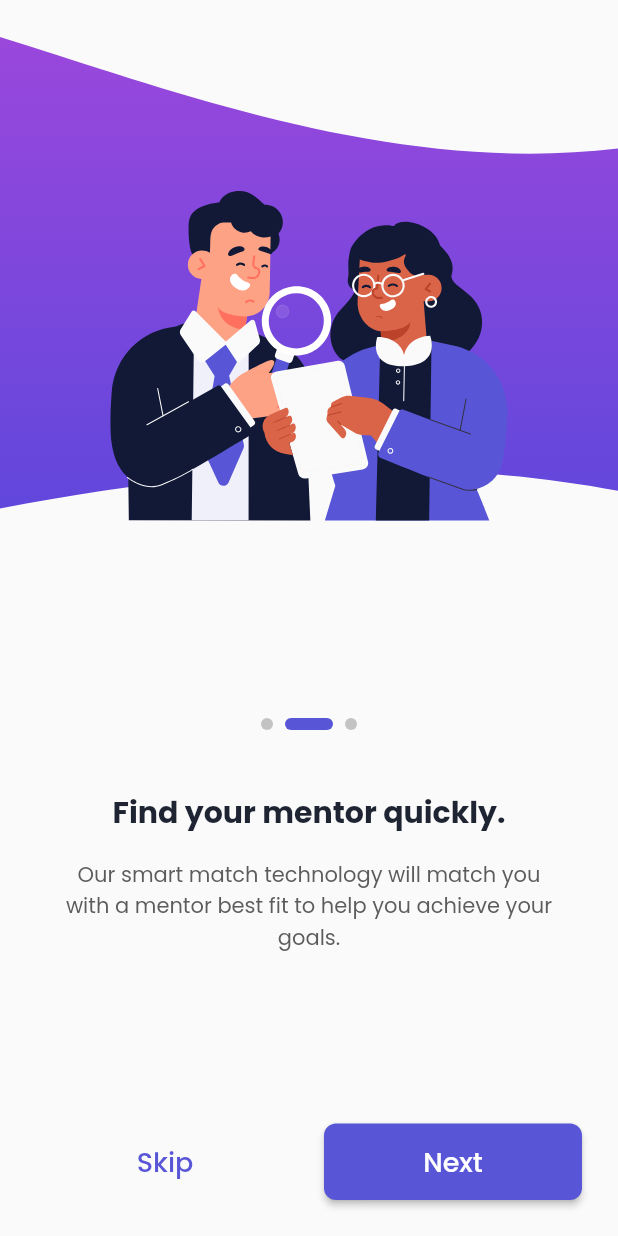
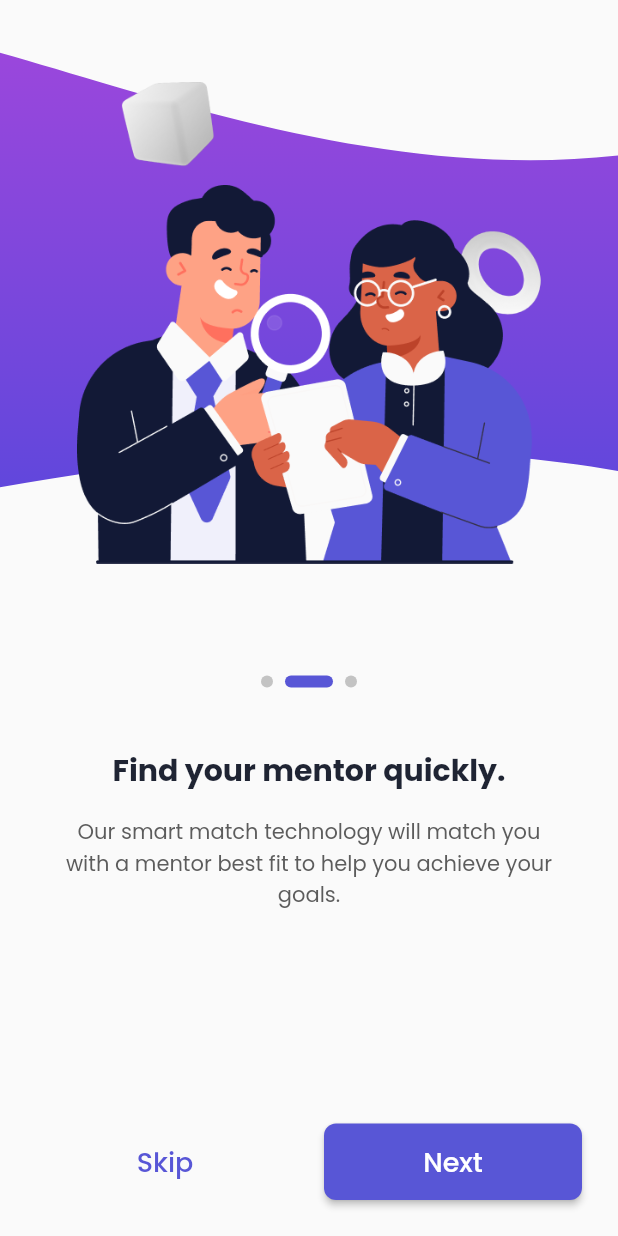
Before and after one commit to rasitayaz/mentorgem, a Flutter app: the screen it shows after launch, swiped to page 2, on a phone screen of 412 x 824 dp. Run offline on Flutter 3.47's test engine with Material 2 defaults, Android fonts, the phone set to English and light mode, and no system bars; our stand-ins replace flutter_svg, font_awesome_flutter, google_fonts.

Commit message:
Complete onboarding page

```diff
--- a/lib/pages/onboarding_page.dart
+++ b/lib/pages/onboarding_page.dart
@@ -52,64 +52,45 @@ class _OnboardingPageState extends State<OnboardingPage> {
                     title: 'Join MentorGem with one click.',
                     description:
                         'Joining MentorGem is easy. Join with Linkedin for the most optimal experience. Other login options are available.',
-                    artwork: Stack(
-                      children: [
-                        Align(
-                          alignment: Alignment.centerRight,
+                    background: Padding(
+                      padding: const EdgeInsets.only(left: 32, top: 16),
                       child: SvgPicture.asset(
                         'assets/images/background-1.svg',
+                        fit: BoxFit.fill,
                       ),
                     ),
-                        Center(
-                          child: Image.asset(
-                            'assets/images/onboarding-1.png',
-                          ),
-                        ),
-                      ],
-                    ),
+                    artwork: Image.asset('assets/images/onboarding-1.png'),
                   ),
                   _buildOnboardingStep(
                     title: 'Find your mentor quickly.',
                     description:
                         'Our smart match technology will match you with a mentor best fit to help you achieve your goals.',
-                    artwork: Stack(
-                      children: [
-                        Positioned.fill(
-                          child: Transform.scale(
-                            scaleY: 0.984,
+                    background: Padding(
+                      padding: const EdgeInsets.only(top: 16),
                       child: SvgPicture.asset(
                         'assets/images/background-2.svg',
                         fit: BoxFit.fill,
                       ),
                     ),
-                        ),
-                        Center(
-                          child: SvgPicture.asset(
-                            'assets/images/onboarding-2.svg',
-                          ),
-                        ),
-                      ],
+                    artwork: Image.asset(
+                      'assets/images/onboarding-2.png',
+                      width: MediaQuery.of(context).size.width * 3 / 4,
                     ),
                   ),
                   _buildOnboardingStep(
                     title: 'Connect together and talk.',
                     description:
                         'Choose the mentor that you like and start interacting immediately. Enjoy the journey!',
-                    artwork: Stack(
-                      children: [
-                        Align(
-                          alignment: Alignment.centerLeft,
+                    background: Padding(
+                      padding: const EdgeInsets.only(right: 72, top: 16),
                       child: SvgPicture.asset(
                         'assets/images/background-3.svg',
-                            fit: BoxFit.fitWidth,
+                        fit: BoxFit.fill,
                       ),
                     ),
-                        Center(
-                          child: SvgPicture.asset(
-                            'assets/images/onboarding-3.svg',
-                          ),
-                        ),
-                      ],
+                    artwork: Image.asset(
+                      'assets/images/onboarding-3.png',
+                      width: MediaQuery.of(context).size.width * 4 / 5,
                     ),
                   ),
                 ],
@@ -128,7 +109,7 @@ class _OnboardingPageState extends State<OnboardingPage> {
   Widget _buildStepIndicator() {
     return Column(
       children: [
-        const Spacer(flex: 2),
+        const Spacer(flex: 3),
         SizedBox(
           height: _indicatorHeight,
           child: Row(
@@ -150,8 +131,8 @@ class _OnboardingPageState extends State<OnboardingPage> {
             }),
           ),
         ),
-        const Spacer(flex: 1),
-        const SizedBox(height: 96),
+        const Spacer(flex: 2),
+        const SizedBox(height: 64),
       ],
     );
   }
@@ -159,17 +140,28 @@ class _OnboardingPageState extends State<OnboardingPage> {
   Widget _buildOnboardingStep({
     required String title,
     required String description,
+    required Widget background,
     required Widget artwork,
   }) {
     return Column(
       children: [
         Expanded(
-          flex: 2,
+          flex: 3,
+          child: Stack(
+            children: [
+              Positioned.fill(child: background),
+              Center(
+                child: Padding(
+                  padding: const EdgeInsets.only(bottom: 16),
                   child: artwork,
+                ),
+              ),
+            ],
+          ),
         ),
         const SizedBox(height: _indicatorHeight),
         Expanded(
-          flex: 1,
+          flex: 2,
           child: Padding(
             padding: const EdgeInsets.all(36),
             child: Column(
@@ -188,7 +180,7 @@ class _OnboardingPageState extends State<OnboardingPage> {
             ),
           ),
         ),
-        const SizedBox(height: 96),
+        const SizedBox(height: 64),
       ],
     );
   }
```
Also changed, not shown: assets/images/onboarding-1.png, assets/images/onboarding-2.png (added), assets/images/onboarding-2.svg (deleted), assets/images/onboarding-3.png (added), assets/images/onboarding-3.svg (deleted), 3 other files. Lines whose indentation alone changed are shown as unchanged.
